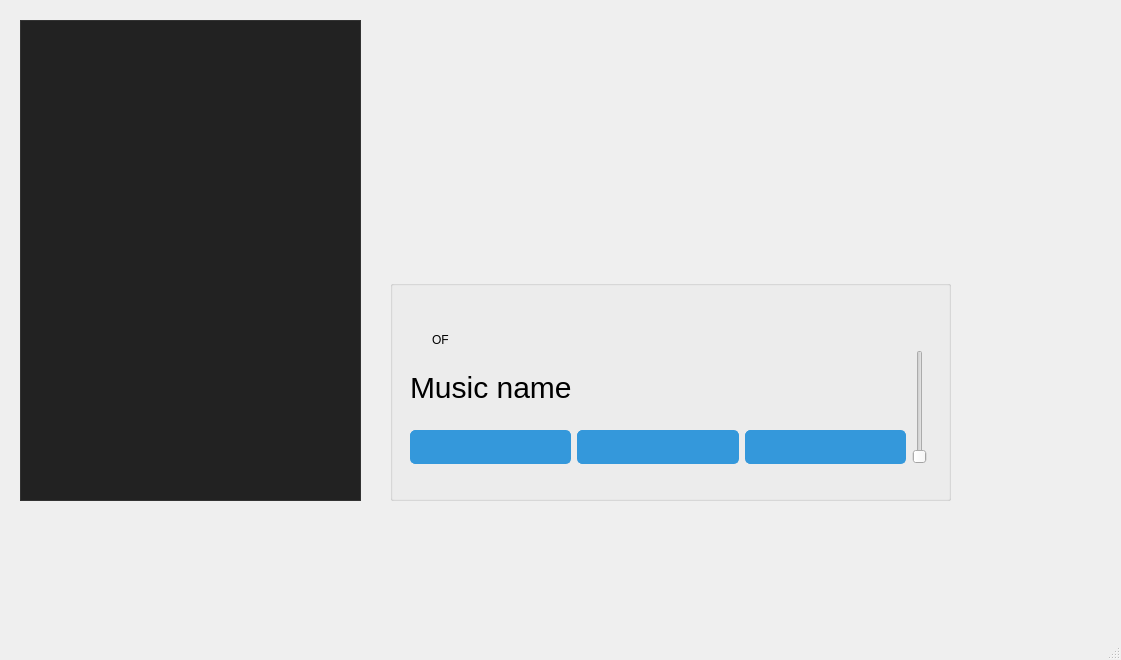
Above: mainwindow.ui from armanmikoyan/musicplayer before the change. Below: the same form after it.
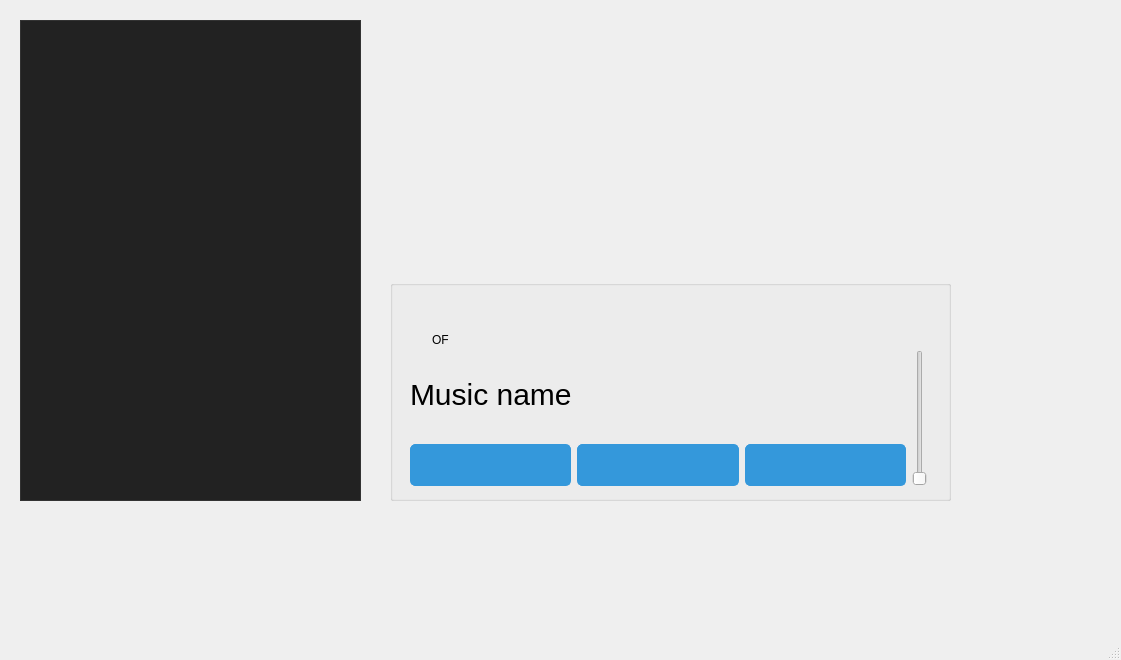
That is the form after the change.

What changed in the file:
```diff
--- a/mainwindow.ui
+++ b/mainwindow.ui
@@ -52,7 +52,7 @@
        <x>20</x>
        <y>70</y>
        <width>517</width>
-       <height>114</height>
+       <height>136</height>
       </rect>
      </property>
      <layout class="QVBoxLayout" name="verticalLayout_3">
@@ -82,17 +82,22 @@
                 <property name="styleSheet">
                  <string notr="true">#prev_btn {
     background-color: #3498db; /* Button background color */
-    color: white; /* Button text color */
+    
     border: 1px solid #3498db; /* Button border color */
     padding: 8px 16px; /* Padding around the text */
-    font-size: 14px; /* Font size of the text */
+    font-size: 20px; /* Font size of the text */
     border-radius: 5px; /* Rounded corners */
+ 	color: black; 	
+	font-weight: bold;
 }
 
+
 #prev_btn:hover {
     background-color: #2980b9; /* Button background color on hover */
     border: 1px solid #2980b9; /* Button border color on hover */
-}</string>
+}
+
+</string>
                 </property>
                 <property name="text">
                  <string/>
@@ -107,11 +112,12 @@
                 <property name="styleSheet">
                  <string notr="true">#play_btn {
     background-color: #3498db; /* Button background color */
-    color: white; /* Button text color */
     border: 1px solid #3498db; /* Button border color */
     padding: 8px 16px; /* Padding around the text */
-    font-size: 14px; /* Font size of the text */
+    font-size: 20px; /* Font size of the text */
     border-radius: 5px; /* Rounded corners */
+ 	color: black; 	
+	font-weight: bold;
 }
 
 #play_btn:hover {
@@ -128,12 +134,12 @@
                <widget class="QPushButton" name="next_btn">
                 <property name="styleSheet">
                  <string notr="true">#next_btn {
-    background-color: #3498db; /* Button background color */
-    color: white; /* Button text color */
-    border: 1px solid #3498db; /* Button border color */
+    background-color: #3498db; /* Button background color */   border: 1px solid #3498db; /* Button border color */
     padding: 8px 16px; /* Padding around the text */
-    font-size: 14px; /* Font size of the text */
+    font-size: 20px; /* Font size of the text */
     border-radius: 5px; /* Rounded corners */
+ 	color: black; 	
+	font-weight: bold;
 }
 
 #next_btn:hover {
```
